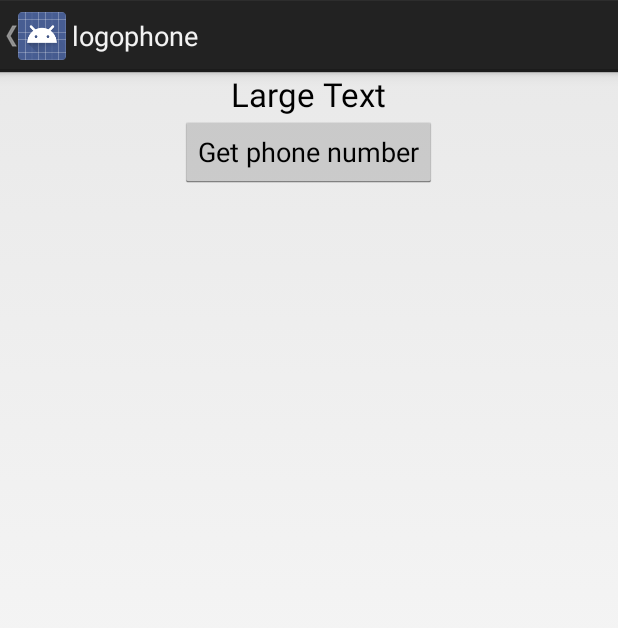
After one commit to mong0ose/logophone, an Android app: the ContactsTest screen opened directly, with no data from a screen before it, on a phone screen of 412 x 824 dp. The commit adds this screen. Shown: the top 628 px of the screen. Run offline under Robolectric (Android 15) with nearby library versions, the phone set to English and light mode, and no system bars; 1 statement that could not run was skipped.

Commit message:
table + constructor

```diff
--- /dev/null
+++ b/logophone/src/main/java/com/logophone/ContactsTest.java
@@ -0,0 +1,82 @@
+package com.logophone;
+
+import android.app.Activity;
+import android.app.Dialog;
+import android.content.ContentResolver;
+import android.content.Context;
+import android.database.Cursor;
+import android.os.Bundle;
+import android.provider.ContactsContract;
+import android.view.View;
+import android.view.Window;
+import android.widget.AdapterView;
+import android.widget.ArrayAdapter;
+import android.widget.Button;
+import android.widget.ListView;
+import android.widget.TextView;
+
+import java.util.ArrayList;
+
+/**
+ * Created by mongOose on 13.11.13.
+ */
+public class ContactsTest extends Activity {
+    @Override
+    protected void onCreate(Bundle savedInstanceState) {
+        super.onCreate(savedInstanceState);
+        setContentView(R.layout.phone_number);
+        final Context mContext = this;
+        final ArrayAdapter contacts_array;
+
+        ContentResolver cr = getContentResolver();
+        Cursor cur = cr.query(ContactsContract.Contacts.CONTENT_URI,
+                null, null, null, null);
+        ArrayList<String> mArrayList = new ArrayList<String>();
+        if (cur.getCount() > 0) {
+            for(cur.moveToFirst(); !cur.isAfterLast(); cur.moveToNext()) {
+                String name = cur.getString(
+                        cur.getColumnIndex(ContactsContract.Contacts.DISPLAY_NAME));
+
+                mArrayList.add(name);
+            }
+            cur.close();
+        }
+        contacts_array = new ArrayAdapter(this, android.R.layout.simple_list_item_single_choice, mArrayList);
+
+        TextView txt = (TextView)findViewById(R.id.phone_number);
+        Button bGet = (Button)findViewById(R.id.btnGetNumberFromContacts);
+
+        bGet.setOnClickListener(new View.OnClickListener() {
+            @Override
+            public void onClick(View view) {
+                final Dialog dialog = new Dialog(mContext);
+                dialog.requestWindowFeature(Window.FEATURE_NO_TITLE);
+                dialog.setContentView(R.layout.list_contacts);
+                ListView listContacts = (ListView)dialog.findViewById(R.id.listView);
+                listContacts.setOnItemClickListener(new AdapterView.OnItemClickListener() {
+                    @Override
+                    public void onItemClick(AdapterView<?> adapterView, View view, int i, long l) {
+                        Cursor curs = mContext.getContentResolver().query(ContactsContract.Contacts.CONTENT_URI,
+                                null, ContactsContract.CommonDataKinds.Phone.DISPLAY_NAME + "=\"" + adapterView.getItemAtPosition(i) + "\"", null, null);
+                        if(curs.getCount() > 0){
+                            curs.moveToFirst();
+                            if (Integer.parseInt(curs.getString(curs.getColumnIndex(ContactsContract.Contacts.HAS_PHONE_NUMBER))) > 0) {
+                                //Query phone here.  Covered next
+    //                            while (curs.moveToNext()){
+                                for(curs.moveToFirst(); !curs.isAfterLast(); curs.moveToNext()) {
+                                    System.out.println(adapterView.getItemAtPosition(i));
+                                    String number = curs.getString(curs.getColumnIndex(ContactsContract.CommonDataKinds.Phone.NUMBER));
+                                    System.out.println(number);
+                                }
+                            }
+                            curs.close();
+                        }
+                    }
+                });
+                listContacts.setAdapter(contacts_array);
+                dialog.show();
+            }
+        });
+
+    }
+}
--- a/logophone/src/main/res/layout/image_show.xml
+++ b/logophone/src/main/res/layout/image_show.xml
@@ -4,6 +4,7 @@
     android:layout_width="match_parent" android:layout_height="match_parent">
 
     <LinearLayout
+        android:id="@+id/tricolor"
         android:orientation="vertical"
         android:layout_width="fill_parent"
         android:layout_height="fill_parent">
--- /dev/null
+++ b/logophone/src/main/res/layout/phone_number.xml
@@ -0,0 +1,21 @@
+<?xml version="1.0" encoding="utf-8"?>
+
+<LinearLayout xmlns:android="http://schemas.android.com/apk/res/android"
+    android:orientation="vertical" android:layout_width="match_parent"
+    android:layout_height="match_parent">
+
+    <TextView
+        android:layout_width="wrap_content"
+        android:layout_height="wrap_content"
+        android:textAppearance="?android:attr/textAppearanceLarge"
+        android:text="Large Text"
+        android:id="@+id/phone_number"
+        android:layout_gravity="center_horizontal" />
+
+    <Button
+        android:layout_width="wrap_content"
+        android:layout_height="wrap_content"
+        android:text="@string/phone"
+        android:id="@+id/btnGetNumberFromContacts"
+        android:layout_gravity="center_horizontal" />
+</LinearLayout>
--- a/logophone/src/main/res/layout/table.xml
+++ b/logophone/src/main/res/layout/table.xml
@@ -24,13 +24,13 @@
                     android:layout_width="wrap_content"
                     android:layout_height="wrap_content"/>
             <HorizontalScrollView
+                    android:id="@+id/hScroll"
                     android:layout_width="fill_parent"
                     android:layout_height="wrap_content">
                 <TableLayout
                         android:id="@+id/scrollable_part"
                         android:layout_width="fill_parent"
-                        android:layout_height="fill_parent"
-                    android:baselineAligned="false" />
+                        android:layout_height="fill_parent"/>
             </HorizontalScrollView>
         </LinearLayout>
     </ScrollView>
--- a/logophone/src/main/res/values/strings.xml
+++ b/logophone/src/main/res/values/strings.xml
@@ -24,5 +24,5 @@
     <string name="img7">i7</string>
     <string name="img8">i8</string>
     <string name="img9">i9</string>
-
+    <string name="phone">Get phone number</string>
 </resources>
```
Also changed, not shown: logophone/src/main/AndroidManifest.xml (+13 -0 lines), logophone/src/main/java/com/logophone/Constructor.java (+21 -15 lines), logophone/src/main/java/com/logophone/MainActivity.java (+8 -1 lines), logophone/src/main/java/com/logophone/TableLayoutFixed.java (+26 -1 lines), logophone/src/main/res/layout/list_contacts.xml (added, +21 -0 lines), 2 other files.
